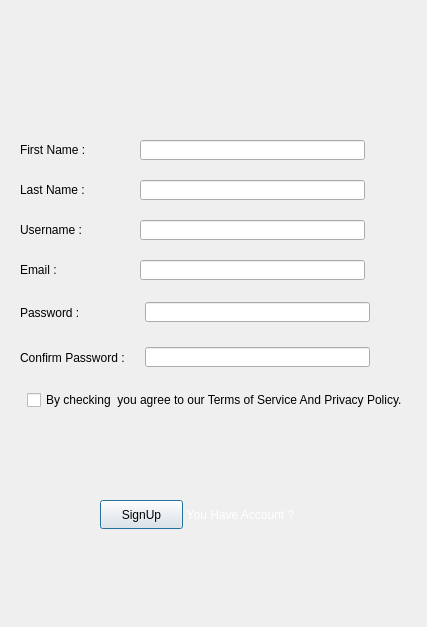
Before: the Qt Designer form SmartQuizGen/signup.ui in MossabMilha/SmartQuizGen, drawn with Qt 5.
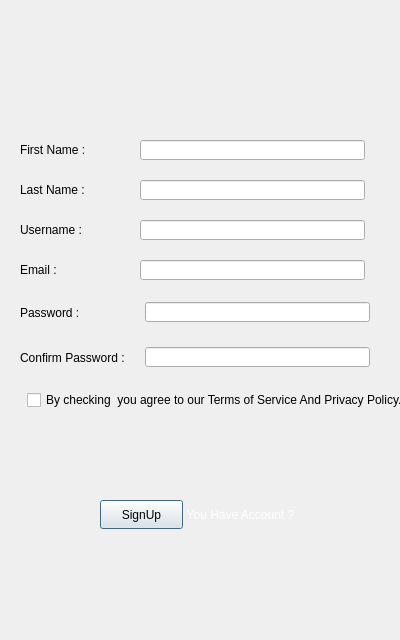
After: the same form once the commit is applied. Icons and pictures are not drawn.

```diff
--- a/SmartQuizGen/signup.ui
+++ b/SmartQuizGen/signup.ui
@@ -6,10 +6,22 @@
    <rect>
     <x>0</x>
     <y>0</y>
-    <width>427</width>
-    <height>627</height>
+    <width>400</width>
+    <height>640</height>
    </rect>
   </property>
+  <property name="minimumSize">
+   <size>
+    <width>400</width>
+    <height>640</height>
+   </size>
+  </property>
+  <property name="maximumSize">
+   <size>
+    <width>400</width>
+    <height>640</height>
+   </size>
+  </property>
   <property name="windowTitle">
    <string>Dialog</string>
   </property>
@@ -49,7 +61,7 @@
     <rect>
      <x>0</x>
      <y>140</y>
-     <width>457</width>
+     <width>465</width>
      <height>338</height>
     </rect>
    </property>
```
